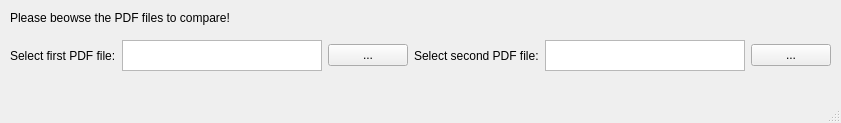
The window that src/ui.ui (mcagriaksoy/diff_merge_pdf) describes before a commit, drawn with Qt 5.
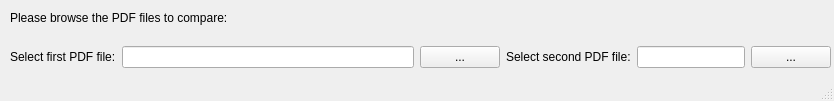
The same window after the commit. Icons and pictures are not drawn.

```diff
--- a/src/ui.ui
+++ b/src/ui.ui
@@ -6,8 +6,8 @@
    <rect>
     <x>0</x>
     <y>0</y>
-    <width>841</width>
-    <height>123</height>
+    <width>834</width>
+    <height>101</height>
    </rect>
   </property>
   <property name="windowTitle">
@@ -28,6 +28,15 @@
   <property name="accessibleDescription">
    <string>PDF diff and merge tool v0.0.1</string>
   </property>
+  <property name="toolButtonStyle">
+   <enum>Qt::ToolButtonTextBesideIcon</enum>
+  </property>
+  <property name="animated">
+   <bool>false</bool>
+  </property>
+  <property name="tabShape">
+   <enum>QTabWidget::Triangular</enum>
+  </property>
   <widget class="QWidget" name="centralwidget">
    <widget class="QWidget" name="horizontalLayoutWidget_3">
     <property name="geometry">
@@ -35,7 +44,7 @@
       <x>10</x>
       <y>40</y>
       <width>821</width>
-      <height>31</height>
+      <height>34</height>
      </rect>
     </property>
     <layout class="QHBoxLayout" name="horizontalLayout_3">
@@ -49,7 +58,7 @@
         </widget>
        </item>
        <item>
-        <widget class="QTextBrowser" name="textBrowser"/>
+        <widget class="QLineEdit" name="lineEdit"/>
        </item>
        <item>
         <widget class="QPushButton" name="pushButton">
@@ -68,7 +77,7 @@
           </widget>
          </item>
          <item>
-          <widget class="QTextBrowser" name="textBrowser_2"/>
+          <widget class="QLineEdit" name="lineEdit_2"/>
          </item>
          <item>
           <widget class="QPushButton" name="pushButton_2">
@@ -93,7 +102,7 @@
      </rect>
     </property>
     <property name="text">
-     <string>Please beowse the PDF files to compare!</string>
+     <string>Please browse the PDF files to compare:</string>
     </property>
    </widget>
   </widget>
```
Left out of the diff: 16 changed lines with no effect on the pictures.
